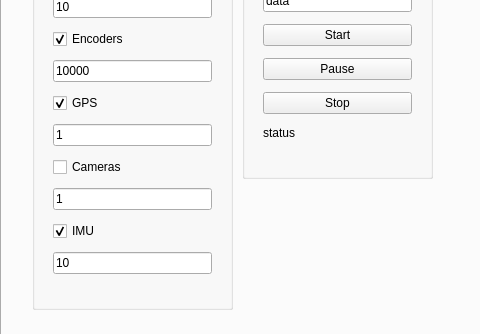
Qt form Trobot_Qt/trobotqt.ui (LRMPUT/TAPAS) before a commit; both pictures show x 0 to 480 and y 137 to 471 of the 829 by 705 pixel window.
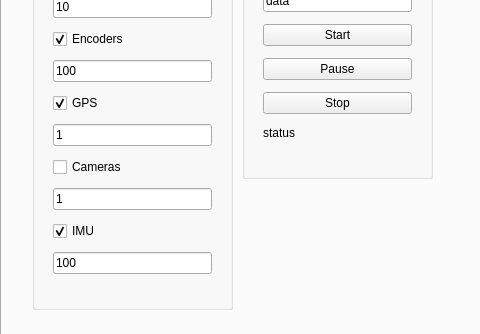
The same form after that commit. The open tabs and pages were chosen to show the change.

Patch:
```diff
--- a/Trobot_Qt/trobotqt.ui
+++ b/Trobot_Qt/trobotqt.ui
@@ -1215,7 +1215,7 @@
         <item>
          <widget class="QLineEdit" name="saRateEncodersLineEdit">
           <property name="text">
-           <string>10000</string>
+           <string>100</string>
           </property>
          </widget>
         </item>
@@ -1266,7 +1266,7 @@
         <item>
          <widget class="QLineEdit" name="saRateImuLineEdit">
           <property name="text">
-           <string>10</string>
+           <string>100</string>
           </property>
          </widget>
         </item>
```
Left out of the diff: 2 changed lines with no effect on the pictures.
